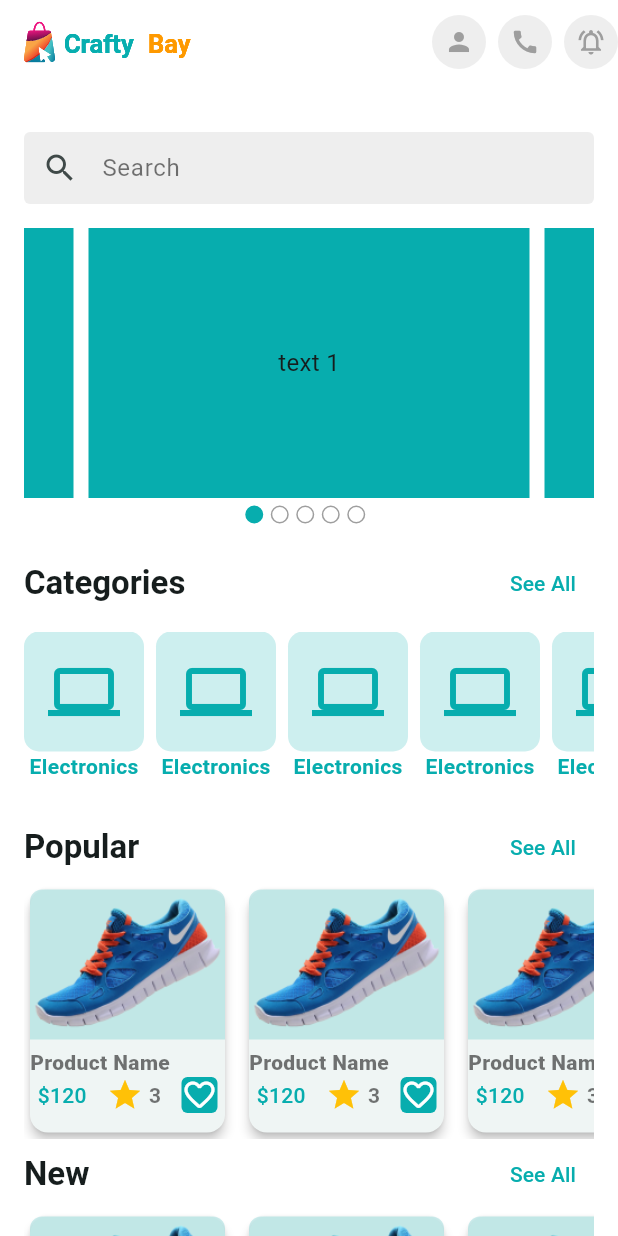
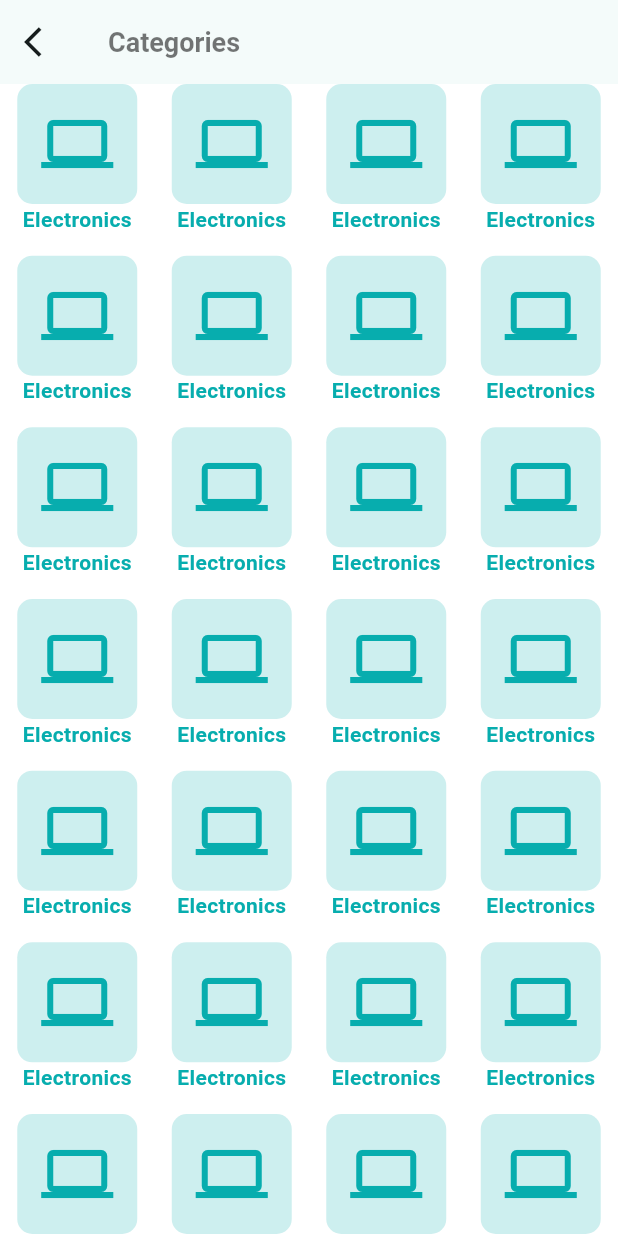
Before and after one commit to mahmud5658/crafty_bay, a Flutter app: the screen it shows after launch, after a tap on "See All", on a phone screen of 412 x 824 dp. Run offline on Flutter 3.47's test engine with Material 3 defaults, Android fonts, the phone set to English and light mode, and no system bars; drawn by our look-alikes of carousel_slider; our stand-ins replace flutter_svg, get, pin_code_fields.

Commit message:
category,product,list screen

```diff
--- a/lib/app.dart
+++ b/lib/app.dart
@@ -1,6 +1,5 @@
 import 'package:crafty_bay/controller_binder.dart';
 import 'package:crafty_bay/presentation/ui/screens/home_screen.dart';
-import 'package:crafty_bay/presentation/ui/screens/splash_screen.dart';
 import 'package:crafty_bay/presentation/ui/utils/app_colors.dart';
 import 'package:flutter/material.dart';
 import 'package:get/get.dart';
@@ -45,8 +44,12 @@ class CraftyBay extends StatelessWidget {
           ),
         ),
         textButtonTheme: TextButtonThemeData(
-              style:
-                  TextButton.styleFrom(foregroundColor: AppColors.themeColor))),
+          style: TextButton.styleFrom(foregroundColor: AppColors.themeColor),
+        ),
+        appBarTheme: const AppBarTheme(
+          titleTextStyle: TextStyle(fontSize: 18,color: Colors.black54,fontWeight: FontWeight.w600)
+        )
+      ),
     );
   }
 
--- a/lib/main.dart
+++ b/lib/main.dart
@@ -2,5 +2,7 @@ import 'package:crafty_bay/app.dart';
 import 'package:flutter/material.dart';
 
 void main() {
-  runApp(const CraftyBay());
+  runApp(
+    const CraftyBay()
+  );
 }
--- /dev/null
+++ b/lib/presentation/ui/screens/category_list_screen.dart
@@ -0,0 +1,22 @@
+
+import 'package:crafty_bay/presentation/ui/widgets/category_card.dart';
+import 'package:flutter/material.dart';
+
+class CategoryListScreen extends StatelessWidget {
+  const CategoryListScreen({super.key});
+
+  @override
+  Widget build(BuildContext context) {
+    return Scaffold(
+      appBar: AppBar(
+        leading: const Icon(Icons.arrow_back_ios),
+        title: const Text("Categories"),
+      ),
+      body: GridView.builder(gridDelegate: const SliverGridDelegateWithFixedCrossAxisCount(
+        childAspectRatio: 0.9,
+          crossAxisCount: 4), itemBuilder: (context,index){
+        return const CategoryCard();
+      }),
+    );
+  }
+}
--- a/lib/presentation/ui/screens/splash_screen.dart
+++ b/lib/presentation/ui/screens/splash_screen.dart
@@ -1,7 +1,7 @@
 import 'package:crafty_bay/presentation/ui/screens/email_verification_screen.dart';
 import 'package:flutter/material.dart';
 import 'package:get/get.dart';
-import '../widgets/logo.dart';
+import '../widgets/widget_import.dart';
 
 class SplashScreen extends StatefulWidget {
   const SplashScreen({super.key});
--- a/lib/presentation/ui/widgets/category_card.dart
+++ b/lib/presentation/ui/widgets/category_card.dart
@@ -1,5 +1,7 @@
 
+import 'package:crafty_bay/presentation/ui/screens/product_list_screen.dart';
 import 'package:flutter/material.dart';
+import 'package:get/get.dart';
 import '../utils/app_colors.dart';
 
 class CategoryCard extends StatelessWidget {
@@ -9,7 +11,11 @@ class CategoryCard extends StatelessWidget {
 
   @override
   Widget build(BuildContext context) {
-    return Column(
+    return GestureDetector(
+      onTap: (){
+        Get.to(()=> const ProductListScreen());
+      },
+      child: Column(
         children: [
           Container(
             padding: const EdgeInsets.all(16),
@@ -27,6 +33,7 @@ class CategoryCard extends StatelessWidget {
             style: TextStyle(color: AppColors.themeColor,fontWeight: FontWeight.w600),
           )
         ],
+      ),
     );
   }
 }
--- a/lib/presentation/ui/widgets/HorizontalProductListView.dart
+++ b/lib/presentation/ui/widgets/home/HorizontalProductListView.dart
@@ -1,6 +1,6 @@
 import 'package:flutter/cupertino.dart';
 
-import 'ProductCard.dart';
+import '../product_card.dart';
 
 class HorizontalProductListView extends StatelessWidget {
   const HorizontalProductListView({
--- a/lib/presentation/ui/widgets/banner_slider.dart
+++ b/lib/presentation/ui/widgets/home/banner_slider.dart
@@ -1,6 +1,6 @@
 import 'package:carousel_slider/carousel_slider.dart';
 import 'package:flutter/material.dart';
-import '../utils/app_colors.dart';
+import '../../utils/app_colors.dart';
 
 class BannerSlider extends StatefulWidget {
   const BannerSlider({
```
Also changed, not shown: lib/presentation/ui/screens/home_screen.dart (+16 -10 lines), lib/presentation/ui/screens/product_list_screen.dart (added, +23 -0 lines), lib/presentation/ui/widgets/widget_import.dart (added, +7 -0 lines), lib/presentation/ui/widgets/home/app_bar_icon_button.dart (renamed from lib/presentation/ui/widgets/app_bar_icon_button.dart), lib/presentation/ui/widgets/home/section_header.dart (renamed from lib/presentation/ui/widgets/section_header.dart), lib/presentation/ui/widgets/product_card.dart (renamed from lib/presentation/ui/widgets/ProductCard.dart), pubspec.lock. Lines whose indentation alone changed are shown as unchanged.
